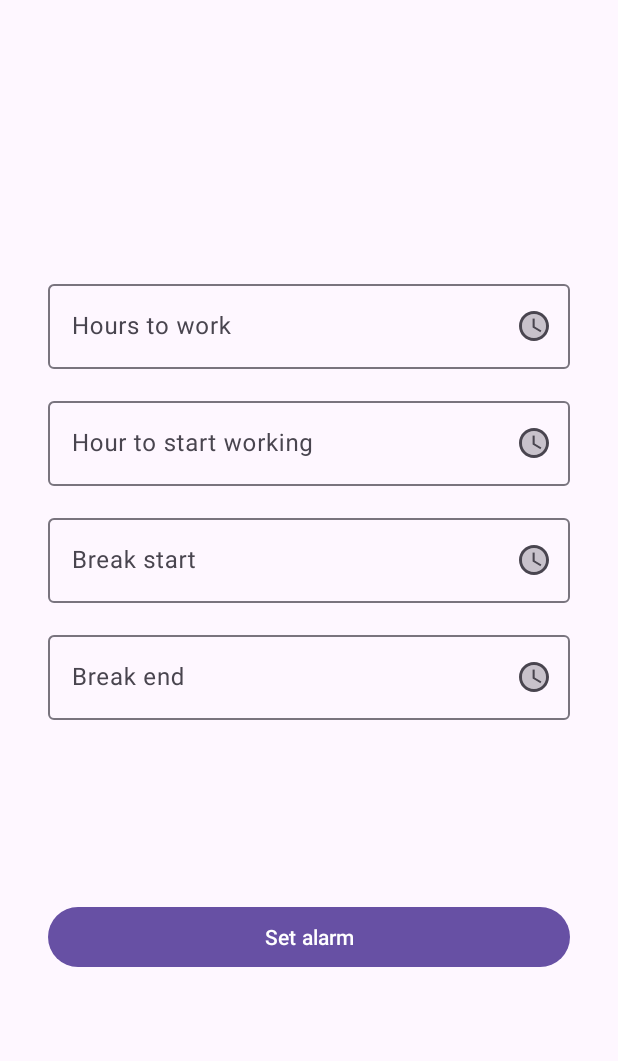
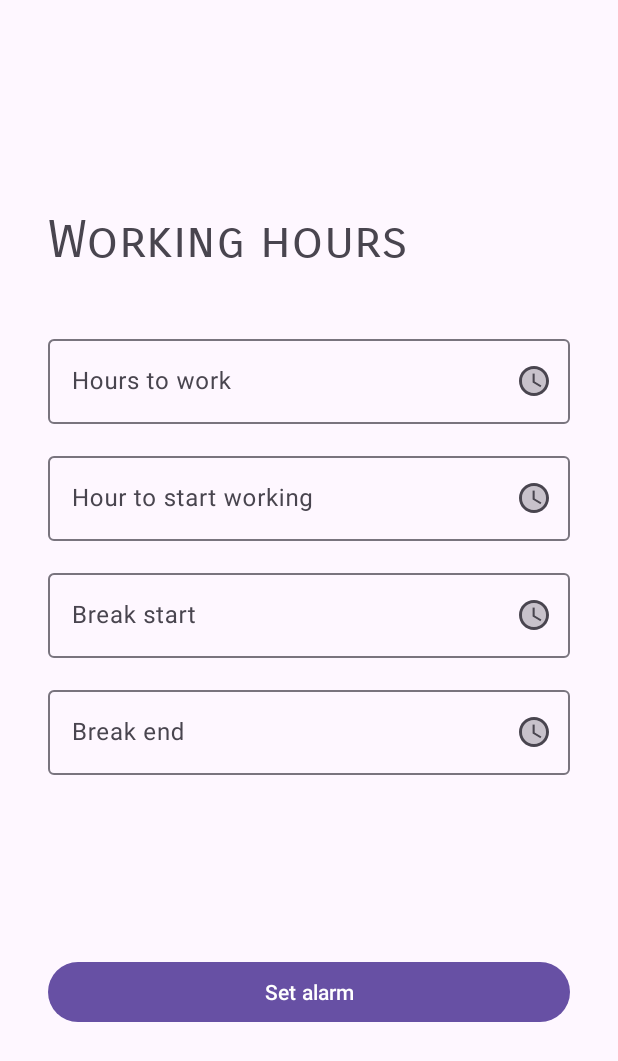
Before and after one commit to Bleeping-Dragon/Twiftly, an Android app: the WorkingHoursPage screen opened through its navigation route, on a phone screen of 412 x 824 dp. Shown: the top 1061 px of the screen. Run offline under Robolectric (Android 15) with nearby library versions, the phone set to English and light mode, and no system bars.

Commit message:
Added Working Hours text.

```diff
--- a/app/src/main/res/layout/fragment_working_hours_page.xml
+++ b/app/src/main/res/layout/fragment_working_hours_page.xml
@@ -20,6 +20,15 @@
         app:layout_constraintEnd_toEndOf="parent"
         app:layout_constraintStart_toStartOf="parent"
         app:layout_constraintTop_toTopOf="parent">
+
+        <TextView
+            android:id="@+id/textView3"
+            android:layout_width="match_parent"
+            android:layout_height="wrap_content"
+            android:layout_marginBottom="32dp"
+            android:fontFamily="sans-serif-smallcaps"
+            android:text="Working hours"
+            android:textSize="34sp" />
 
         <include
             android:id="@+id/hoursToWorkLayout"
```
